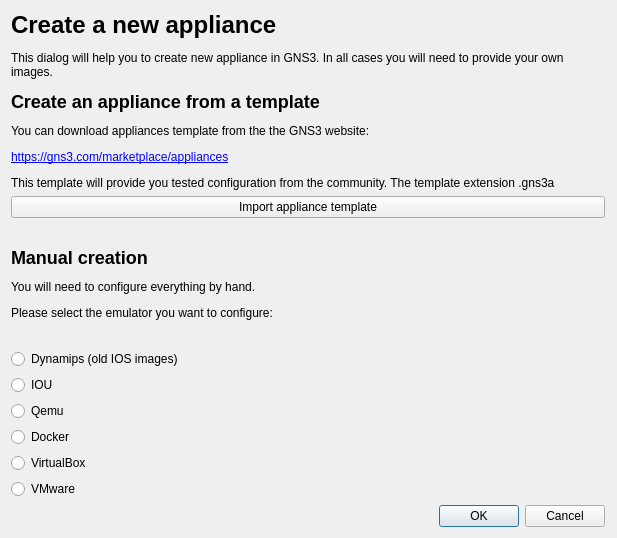
GNS3/gns3-gui, file gns3/ui/new_appliance_dialog.ui: the form before one commit.
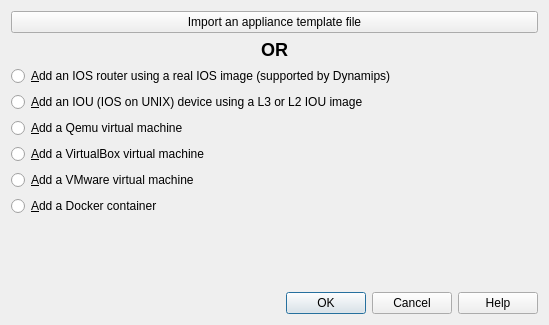
The form after the commit.

Commit message: Update new appliance dialog for a cleaner interface.

The edit to the form file:
```diff
--- a/gns3/ui/new_appliance_dialog.ui
+++ b/gns3/ui/new_appliance_dialog.ui
@@ -9,8 +9,8 @@
    <rect>
     <x>0</x>
     <y>0</y>
-    <width>617</width>
-    <height>538</height>
+    <width>549</width>
+    <height>325</height>
    </rect>
   </property>
   <property name="windowTitle">
@@ -20,81 +20,75 @@
    <bool>true</bool>
   </property>
   <layout class="QVBoxLayout" name="verticalLayout">
-   <property name="rightMargin">
-    <number>12</number>
-   </property>
-   <item>
-    <widget class="QLabel" name="label_2">
-     <property name="text">
-      <string>&lt;html&gt;&lt;head/&gt;&lt;body&gt;&lt;p&gt;&lt;span style=&quot; font-size:xx-large; font-weight:600;&quot;&gt;Create a new appliance&lt;/span&gt;&lt;/p&gt;&lt;p&gt;This dialog will help you to create new appliance in GNS3. In all cases you will need to provide your own images. &lt;/p&gt;&lt;p&gt;&lt;span style=&quot; font-size:x-large; font-weight:600;&quot;&gt;Create an appliance from a template&lt;/span&gt;&lt;/p&gt;&lt;p&gt;You can download appliances template from the the GNS3 website:&lt;/p&gt;&lt;p&gt;&lt;a href=&quot;https://gns3.com/marketplace/appliances&quot;&gt;&lt;span style=&quot; text-decoration: underline; color:#0000ff;&quot;&gt;https://gns3.com/marketplace/appliances&lt;/span&gt;&lt;/a&gt;&lt;/p&gt;&lt;p&gt;This template will provide you tested configuration from the community. The template extension .gns3a&lt;/p&gt;&lt;/body&gt;&lt;/html&gt;</string>
-     </property>
-     <property name="textFormat">
-      <enum>Qt::RichText</enum>
-     </property>
-     <property name="wordWrap">
-      <bool>true</bool>
-     </property>
-     <property name="openExternalLinks">
-      <bool>true</bool>
-     </property>
-    </widget>
-   </item>
    <item>
     <widget class="QPushButton" name="uiImportApplianceTemplatePushButton">
      <property name="text">
-      <string>Import appliance template</string>
+      <string>Import an appliance template file</string>
      </property>
     </widget>
    </item>
    <item>
     <widget class="QLabel" name="label">
      <property name="text">
-      <string>&lt;html&gt;&lt;head/&gt;&lt;body&gt;&lt;p&gt;&lt;span style=&quot; font-size:x-large; font-weight:600;&quot;&gt;Manual creation&lt;/span&gt;&lt;/p&gt;&lt;p&gt;You will need to configure everything by hand.&lt;/p&gt;&lt;p&gt;Please select the emulator you want to configure:&lt;/p&gt;&lt;/body&gt;&lt;/html&gt;</string>
+      <string>&lt;html&gt;&lt;head/&gt;&lt;body&gt;&lt;p align=&quot;center&quot;&gt;&lt;span style=&quot; font-size:x-large; font-weight:600;&quot;&gt;OR&lt;/span&gt;&lt;/p&gt;&lt;/body&gt;&lt;/html&gt;</string>
      </property>
     </widget>
    </item>
    <item>
     <widget class="QRadioButton" name="uiAddIOSRouterRadioButton">
      <property name="text">
-      <string>Dynamips (old IOS images)</string>
+      <string>&amp;Add an IOS router using a real IOS image (supported by Dynamips)</string>
      </property>
     </widget>
    </item>
    <item>
     <widget class="QRadioButton" name="uiAddIOUDeviceRadioButton">
      <property name="text">
-      <string>IOU</string>
+      <string>&amp;Add an IOU (IOS on UNIX) device using a L3 or L2 IOU image</string>
      </property>
     </widget>
    </item>
    <item>
     <widget class="QRadioButton" name="uiAddQemuVMRadioButton">
      <property name="text">
-      <string>Qemu</string>
-     </property>
-    </widget>
-   </item>
-   <item>
-    <widget class="QRadioButton" name="uiAddDockerVMRadioButton">
-     <property name="text">
-      <string>Docker</string>
+      <string>&amp;Add a Qemu virtual machine</string>
      </property>
     </widget>
    </item>
    <item>
     <widget class="QRadioButton" name="uiAddVirtualBoxVMRadioButton">
      <property name="text">
-      <string>VirtualBox</string>
+      <string>&amp;Add a VirtualBox virtual machine</string>
      </property>
     </widget>
    </item>
    <item>
     <widget class="QRadioButton" name="uiAddVMwareVMRadioButton">
      <property name="text">
-      <string>VMware</string>
+      <string>&amp;Add a VMware virtual machine</string>
      </property>
     </widget>
    </item>
+   <item>
+    <widget class="QRadioButton" name="uiAddDockerVMRadioButton">
+     <property name="text">
+      <string>&amp;Add a Docker container</string>
+     </property>
+    </widget>
+   </item>
+   <item>
+    <spacer name="verticalSpacer">
+     <property name="orientation">
+      <enum>Qt::Vertical</enum>
+     </property>
+     <property name="sizeHint" stdset="0">
+      <size>
+       <width>20</width>
+       <height>40</height>
+      </size>
+     </property>
+    </spacer>
+   </item>
    <item>
     <layout class="QHBoxLayout" name="horizontalLayout">
      <property name="spacing">
@@ -114,18 +108,12 @@
       </spacer>
      </item>
      <item>
-      <widget class="QDialogButtonBox" name="uiOkButton">
-       <property name="sizePolicy">
-        <sizepolicy hsizetype="Fixed" vsizetype="Fixed">
-         <horstretch>0</horstretch>
-         <verstretch>0</verstretch>
-        </sizepolicy>
-       </property>
+      <widget class="QDialogButtonBox" name="uiButtonBox">
        <property name="orientation">
         <enum>Qt::Horizontal</enum>
        </property>
        <property name="standardButtons">
-        <set>QDialogButtonBox::Cancel|QDialogButtonBox::Ok</set>
+        <set>QDialogButtonBox::Cancel|QDialogButtonBox::Help|QDialogButtonBox::Ok</set>
        </property>
       </widget>
      </item>
```
Left out of the diff: 2 changed lines with no effect on the pictures. The commit also changes 6 other files.
